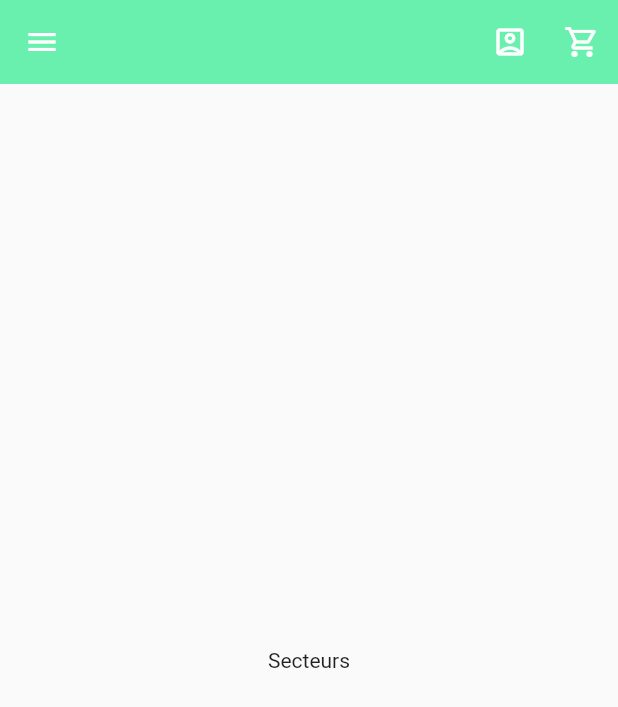
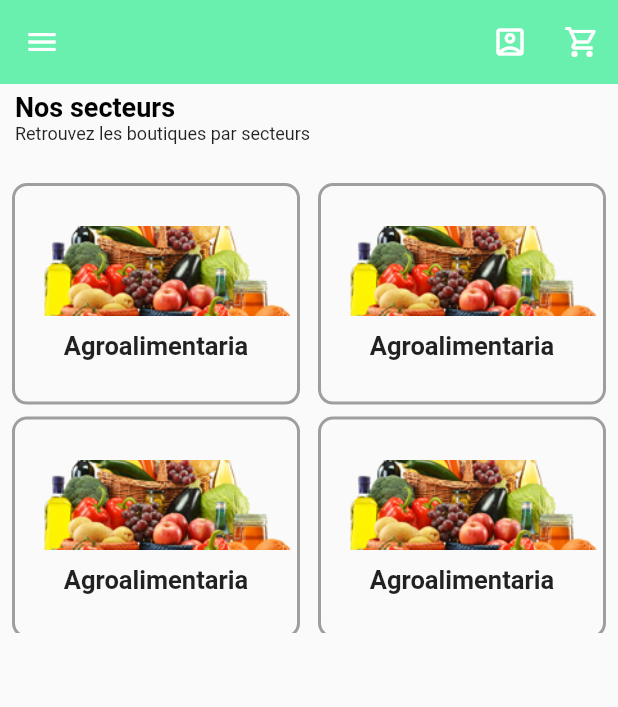
Before and after one commit to esse-jacques-dansomon/wantermaket, a Flutter app: the SecteurScreen screen opened directly, on a phone screen of 412 x 824 dp. Shown: the top 707 px of the screen. Run offline on Flutter 3.47's test engine with Material 2 defaults, Android fonts, the phone set to English and light mode, and no system bars; network calls fail.

Commit message:
secteur list  bug: ne prend pas tout l'ecran

```diff
--- a/lib/ui/screens/boutique/secteur_screen.dart
+++ b/lib/ui/screens/boutique/secteur_screen.dart
@@ -11,15 +11,98 @@ class SecteurScreen extends StatefulWidget {
 }
 
 class _SecteurScreenState extends State<SecteurScreen> {
+
+   Widget _selectedExtras(){
+    return Container(
+
+     decoration:BoxDecoration(
+        borderRadius:BorderRadius.circular(10.0),
+          border:Border.all(color:Colors.grey,width:2)
+        ),
+        child:  Column(
+          mainAxisAlignment:  MainAxisAlignment.center,
+          children: [
+
+            Container(
+              height: 60,
+              decoration:  const BoxDecoration(
+                image:  DecorationImage(
+                  image:  AssetImage('assets/images/agroalimentaire.png'),
+                  fit:  BoxFit.cover,
+                ),
+              ),
+
+            ),
+            const  SizedBox(height: 10,),
+            const Text('Agroalimentaria',style: TextStyle(fontSize: 17,fontWeight: FontWeight.bold),),
+          ],
+        ),// BoxDecoration
+    );
+  }
+
   @override
   Widget build(BuildContext context) {
-    return Scaffold(
-      appBar: appBar(),
-      drawer: newDrawer(MediaQuery.of(context).size.height),
-      body: const
+    //final cardSize = MediaQuery.of(context).size.width / 2 - 32;
+    return Padding(
+      padding: const EdgeInsets.only(bottom: 10),
+      child: Scaffold(
+        appBar: appBar(),
+        drawer: newDrawer(MediaQuery.of(context).size.height),
+        body: Column(
+          crossAxisAlignment: CrossAxisAlignment.start,
+          //prendre la taille de l'écran
 
-    Center(
-        child: Text('Secteurs'),
+          children:  [
+             const Padding(
+              padding: EdgeInsets.only(left: 10, right: 15, top: 5),
+              child: Text(
+                "Nos secteurs",
+                style: TextStyle(
+                    color: Colors.black,
+                    fontSize: 18,
+                    fontWeight: FontWeight.bold),
+              ),
+            ),
+            const Padding(
+              padding: EdgeInsets.only(left: 10, top: 0, bottom: 10),
+              child: Text(
+                'Retrouvez les boutiques par secteurs',
+                style: TextStyle(
+                  fontWeight: FontWeight.w400,
+                  fontSize: 12,
+                ),
+                textAlign: TextAlign.start,
+              ),
+            ),
+            const SizedBox(
+              height: 8,
+            ),
+
+            Padding(
+              padding: const EdgeInsets.all(8.0),
+              child: SizedBox(
+                  height: 300,
+                  child: GridView.count(
+                    crossAxisCount: 2,
+                    crossAxisSpacing: 12,
+                    mainAxisSpacing: 8,
+                    childAspectRatio: 1.30,
+                    children: [
+                      _selectedExtras(),
+                      _selectedExtras(),
+                      _selectedExtras(),
+                      _selectedExtras(),
+                      _selectedExtras(),
+                      _selectedExtras(),
+                      _selectedExtras(),
+                      _selectedExtras(),
+                    ],
+                    )
+                ),
+            ),
+
+          ],
+        ),
       ),
     );
   }
```
